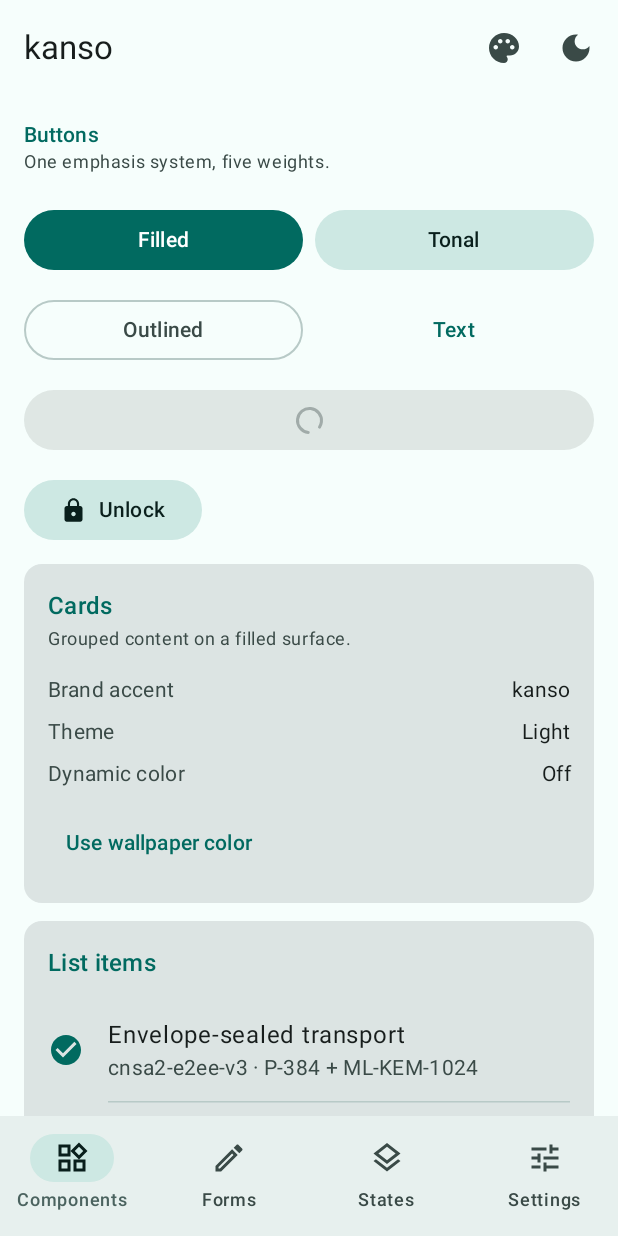
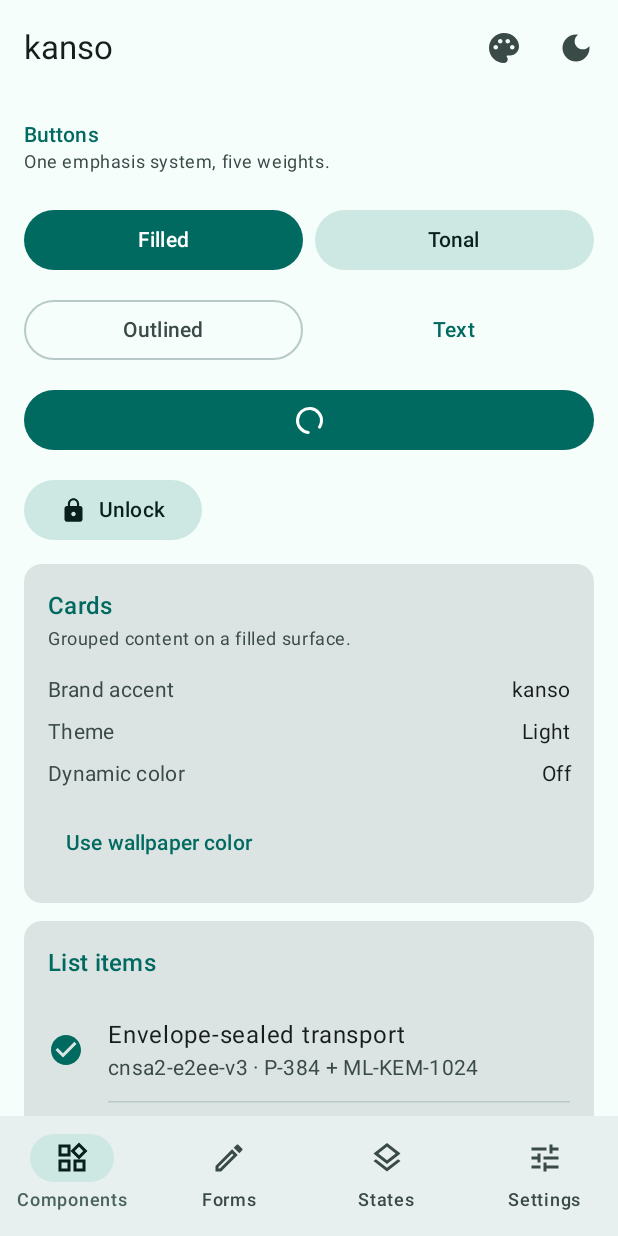
Before and after one commit to ayanami770/kanso, an Android app built with Jetpack Compose: the screen it shows after launch (MainActivity), on a phone screen of 412 x 824 dp. Run offline under Robolectric (Android 15) with nearby library versions, the phone set to English and light mode, and no system bars; Roboto replaces fonts that are not available here.

Commit message:
fix(button): keep a loading button's colours instead of greying it out (KAN-23)
loading maps to enabled = false, and a disabled Material button greys out: busy and
unavailable looked the same, and the spinner sat at about 2.3:1 on its container. While
busy the disabled colour slots now hold the enabled colours (and the outline and resting
elevation are kept); a button the caller disabled is unchanged. Deliberate visual change,
recorded in the changelog, with a layout test and a new golden.

Co-Authored-By: Claude Mythos 5.2 <noreply@anthropic.com>
Claude-Session: https://claude.ai/code/session_01MtPAVsk7MovmhLF2VztxQb

```diff
--- a/kanso/src/main/java/dev/ayanami/kanso/component/Buttons.kt
+++ b/kanso/src/main/java/dev/ayanami/kanso/component/Buttons.kt
@@ -9,6 +9,7 @@ import androidx.compose.foundation.layout.Row
 import androidx.compose.foundation.layout.Spacer
 import androidx.compose.foundation.layout.size
 import androidx.compose.material3.Button
+import androidx.compose.material3.ButtonColors
 import androidx.compose.material3.ButtonDefaults
 import androidx.compose.material3.CircularProgressIndicator
 import androidx.compose.material3.ElevatedButton
@@ -45,7 +46,9 @@ public enum class KansoButtonStyle { Filled, Tonal, Outlined, Text, Elevated, De
  * for the single primary action on a screen, Tonal/Outlined for secondary, Text for tertiary.
  *
  * While [loading], the label stays laid out but invisible with the spinner centred over it,
- * so the button never changes width the instant work starts.
+ * so the button never changes width the instant work starts. It keeps its colours too: a
+ * loading button is busy, not unavailable, and greyed out the two are the same picture. A
+ * button that is not [enabled] stays grey whether or not it is loading.
  */
 @Composable
 public fun KansoButton(
@@ -80,8 +83,8 @@ public fun KansoButton(
                 CircularProgressIndicator(
                     modifier = Modifier.size(Kanso.sizing.iconSmall),
                     // Without this the indicator falls back to colorScheme.primary and ignores
-                    // the content colour the button provides — brand-saturated over the
-                    // container, next to a disabled-emphasis label.
+                    // the content colour the button provides — on a filled button that is
+                    // primary on primary, which cannot be seen at all.
                     color = LocalContentColor.current,
                     strokeWidth = 2.dp,
                 )
@@ -89,6 +92,8 @@ public fun KansoButton(
         }
     }
     val on = enabled && !loading
+    // Busy, as opposed to unavailable: the caller left the button enabled and work is in flight.
+    val busy = enabled && loading
     // Loading disables the button, which on its own announces only "disabled". The state
     // description is what tells a screen-reader user that work is actually in flight.
     val buttonModifier = if (loading) {
@@ -96,9 +101,16 @@ public fun KansoButton(
     } else {
         modifier
     }
+    // Where an elevated button rests. A disabled one drops to the surface; a busy one stays put.
+    val resting = Kanso.elevation.level1
     when (style) {
         KansoButtonStyle.Filled ->
-            Button(onClick, buttonModifier, enabled = on) { content() }
+            Button(
+                onClick,
+                buttonModifier,
+                enabled = on,
+                colors = ButtonDefaults.buttonColors().keptWhile(busy),
+            ) { content() }
 
         KansoButtonStyle.Destructive ->
             Button(
@@ -108,19 +120,59 @@ public fun KansoButton(
                 colors = ButtonDefaults.buttonColors(
                     containerColor = Kanso.colors.error,
                     contentColor = Kanso.colors.onError,
-                ),
+                ).keptWhile(busy),
             ) { content() }
 
         KansoButtonStyle.Tonal ->
-            FilledTonalButton(onClick, buttonModifier, enabled = on) { content() }
+            FilledTonalButton(
+                onClick,
+                buttonModifier,
+                enabled = on,
+                colors = ButtonDefaults.filledTonalButtonColors().keptWhile(busy),
+            ) { content() }
 
         KansoButtonStyle.Outlined ->
-            OutlinedButton(onClick, buttonModifier, enabled = on) { content() }
+            OutlinedButton(
+                onClick,
+                buttonModifier,
+                enabled = on,
+                colors = ButtonDefaults.outlinedButtonColors().keptWhile(busy),
+                // The outline is part of the enabled look, so it follows `enabled`, not `on`.
+                border = ButtonDefaults.outlinedButtonBorder(enabled = enabled),
+            ) { content() }
 
         KansoButtonStyle.Text ->
-            TextButton(onClick, buttonModifier, enabled = on) { content() }
+            TextButton(
+                onClick,
+                buttonModifier,
+                enabled = on,
+                colors = ButtonDefaults.textButtonColors().keptWhile(busy),
+            ) { content() }
 
         KansoButtonStyle.Elevated ->
-            ElevatedButton(onClick, buttonModifier, enabled = on) { content() }
+            ElevatedButton(
+                onClick,
+                buttonModifier,
+                enabled = on,
+                colors = ButtonDefaults.elevatedButtonColors().keptWhile(busy),
+                elevation = ButtonDefaults.elevatedButtonElevation(
+                    defaultElevation = resting,
+                    disabledElevation = if (busy) resting else Kanso.elevation.level0,
+                ),
+            ) { content() }
     }
 }
+
+/**
+ * These colours with the enabled pair in the disabled slots too, while [busy].
+ *
+ * Loading has to disable the button — a second tap must not start the work twice — and a
+ * disabled Material button greys itself out. That made "busy" look exactly like "unavailable",
+ * and drew the spinner, the one thing that tells the two apart, at disabled emphasis: about
+ * 2.3:1 against its container. A button the caller disabled stays grey, loading or not.
+ */
+internal fun ButtonColors.keptWhile(busy: Boolean): ButtonColors = if (busy) {
+    copy(disabledContainerColor = containerColor, disabledContentColor = contentColor)
+} else {
+    this
+}
```
Also changed, not shown: 5 other files.
